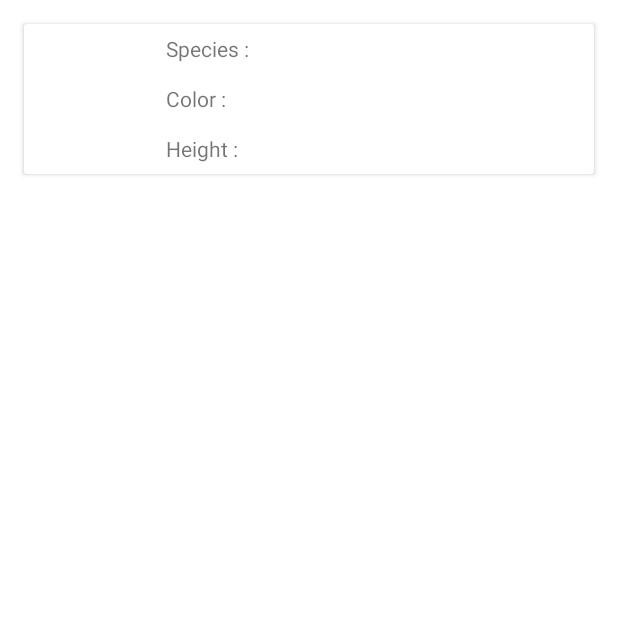
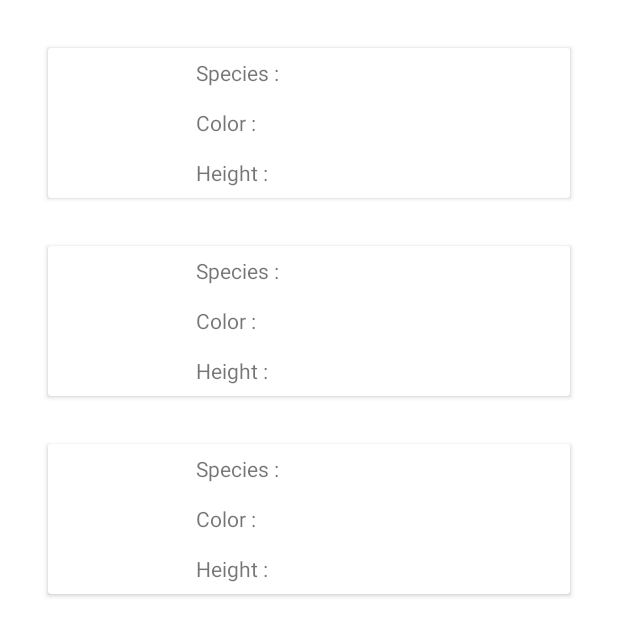
Before and after one commit to baranovdev/homeworkTMS, an Android app: the layout fragment_snowdrop.xml on its own in the app's theme, with its tools: preview values and no code run, on a phone screen of 412 x 824 dp. Shown: the top 636 px of the screen. Run offline under Robolectric (Android 15) with nearby library versions, the phone set to English and light mode, and no system bars.

Commit message:
Finish homework

```diff
--- a/app/src/main/java/by/baranovdev/homework/HW4/Snowdrop.kt
+++ b/app/src/main/java/by/baranovdev/homework/HW4/Snowdrop.kt
@@ -1,4 +1,4 @@
 package by.baranovdev.homework.HW4
 
 
-data class Snowdrop(val species: String, val color: String, val height:Double, val imageURL: String)
+data class Snowdrop(val species: String, val color: String, val imageURL: String, val height:Double)
--- a/app/src/main/java/by/baranovdev/homework/HW4/SnowdropAddFragment.kt
+++ b/app/src/main/java/by/baranovdev/homework/HW4/SnowdropAddFragment.kt
@@ -10,6 +10,7 @@ import androidx.fragment.app.Fragment
 import androidx.lifecycle.ViewModelProvider
 import by.baranovdev.homework.R
 import com.google.android.material.slider.Slider
+import com.google.android.material.snackbar.Snackbar
 import com.google.android.material.textfield.TextInputEditText
 import com.google.android.material.textfield.TextInputLayout
 import kotlinx.android.synthetic.*
@@ -40,6 +41,7 @@ class SnowdropAddFragment : Fragment(){
                 url.text.toString(),
                 height.value.toString().toDouble()
             )
+            Snackbar.make(view, "Your snowdrop is added", Snackbar.LENGTH_SHORT)
         }
 
     }
--- a/app/src/main/java/by/baranovdev/homework/HW4/SnowdropCatalogFragment.kt
+++ b/app/src/main/java/by/baranovdev/homework/HW4/SnowdropCatalogFragment.kt
@@ -21,7 +21,7 @@ class SnowdropCatalogFragment : Fragment() {
         container: ViewGroup?,
         savedInstanceState: Bundle?
     ): View? {
-        return inflater.inflate(R.layout.fragment_snowdrop_catalog, container, false)
+        return inflater.inflate(R.layout.fragment_snowdrop, container, false)
     }
 
     override fun onViewCreated(view: View, savedInstanceState: Bundle?) {
--- a/app/src/main/java/by/baranovdev/homework/HW4/SnowdropViewModel.kt
+++ b/app/src/main/java/by/baranovdev/homework/HW4/SnowdropViewModel.kt
@@ -6,8 +6,8 @@ class SnowdropViewModel : ViewModel() {
 
     private val snowdropList = ArrayList<Snowdrop>()
 
-    fun addSnowdrop(species: String, color: String, url: String, height: Double, ) {
-        snowdropList.add(Snowdrop(species, color, height, url))
+    fun addSnowdrop(species: String, color: String, url: String, height: Double ) {
+        snowdropList.add(Snowdrop(species, color, url, height))
     }
 
     fun getSnowdrops(): List<Snowdrop> {
--- a/app/src/main/java/by/baranovdev/homework/HW4/recycler/SnowdropAdapter.kt
+++ b/app/src/main/java/by/baranovdev/homework/HW4/recycler/SnowdropAdapter.kt
@@ -21,12 +21,12 @@ class SnowdropAdapter(val snowdrops:List<Snowdrop>) : RecyclerView.Adapter<Snowd
             Picasso.get().load(snowdrop.imageURL).into(itemView.findViewById<ImageView>(R.id.card_image))
             itemView.findViewById<TextView>(R.id.card_species).text = snowdrop.species
             itemView.findViewById<TextView>(R.id.card_color).text = snowdrop.color
-            itemView.findViewById<TextView>(R.id.card_height).text = snowdrop.height.toString()
+            itemView.findViewById<TextView>(R.id.card_height).text = snowdrop.height.toInt().toString()
         }
     }
 
     override fun onCreateViewHolder(parent: ViewGroup, viewType: Int): SnowdropViewHolder {
-        val view = LayoutInflater.from(parent.context).inflate(R.layout.fragment_snowdrop_catalog, parent, false)
+        val view = LayoutInflater.from(parent.context).inflate(R.layout.item_snowdrop, parent, false)
         return SnowdropViewHolder(view)
     }
 
--- a/app/src/main/res/layout/activity_snowdrop.xml
+++ b/app/src/main/res/layout/activity_snowdrop.xml
@@ -3,6 +3,7 @@
     xmlns:app="http://schemas.android.com/apk/res-auto"
     xmlns:tools="http://schemas.android.com/tools"
     android:layout_width="match_parent"
+    android:background="@drawable/background_snowdrop"
     android:layout_height="match_parent"
     tools:context=".HW4.SnowdropActivity">
 
@@ -16,7 +17,6 @@
 
     <Button
         android:id="@+id/button_to_add_fragment"
-        style="?attr/materialButtonOutlinedStyle"
         android:layout_width="0dp"
         android:layout_height="wrap_content"
         android:text="@string/add"
@@ -26,10 +26,9 @@
         app:layout_constraintStart_toEndOf="@+id/button_to_show_fragment" />
     <Button
         android:id="@+id/button_to_show_fragment"
-        style="?attr/materialButtonOutlinedStyle"
         android:layout_width="0dp"
         android:layout_height="wrap_content"
-        android:text="@string/add_snowdrop"
+        android:text="@string/collection"
         app:layout_constraintBottom_toBottomOf="parent"
         app:layout_constraintStart_toStartOf="parent"
         android:layout_margin="16dp"
--- a/app/src/main/res/layout/fragment_snowdrop.xml
+++ b/app/src/main/res/layout/fragment_snowdrop.xml
@@ -1,61 +1,18 @@
 <?xml version="1.0" encoding="utf-8"?>
-<androidx.cardview.widget.CardView xmlns:android="http://schemas.android.com/apk/res/android"
+<androidx.constraintlayout.widget.ConstraintLayout xmlns:android="http://schemas.android.com/apk/res/android"
     xmlns:app="http://schemas.android.com/apk/res-auto"
     xmlns:tools="http://schemas.android.com/tools"
+    android:id="@+id/main"
     android:layout_width="match_parent"
-    android:layout_height="100dp"
-    android:layout_margin="16dp"
-    android:elevation="16dp">
+    android:layout_height="match_parent">
 
-    <androidx.constraintlayout.widget.ConstraintLayout
+    <androidx.recyclerview.widget.RecyclerView
+        android:id="@+id/recycler"
         android:layout_width="match_parent"
-        android:layout_height="match_parent">
-
-        <LinearLayout
-            android:layout_width="match_parent"
-            android:layout_height="match_parent"
-            android:orientation="horizontal">
-
-            <ImageView
-                android:id="@+id/card_image"
-                android:layout_width="0dp"
-                android:layout_height="match_parent"
-                android:layout_weight="1" />
-
-            <LinearLayout
-                android:layout_width="0dp"
-                android:layout_height="match_parent"
-                android:layout_weight="3"
-                android:orientation="vertical">
-
-                <TextView
-                    android:id="@+id/card_species"
-                    android:layout_width="match_parent"
-                    android:layout_height="0dp"
-                    android:layout_weight="1"
-                    android:gravity="center_vertical"
-                    android:text="@string/species_text" />
-
-                <TextView
-                    android:id="@+id/card_color"
-                    android:layout_width="match_parent"
-                    android:layout_height="0dp"
-                    android:layout_weight="1"
-                    android:gravity="center_vertical"
-                    android:text="@string/color_text" />
-
-                <TextView
-                    android:id="@+id/card_height"
-                    android:layout_width="match_parent"
-                    android:layout_height="0dp"
-                    android:layout_weight="1"
-                    android:gravity="center_vertical"
-                    android:text="@string/height_text" />
-            </LinearLayout>
-
-        </LinearLayout>
+        android:layout_height="match_parent"
+        android:layout_margin="16dp"
+        app:layoutManager="androidx.recyclerview.widget.LinearLayoutManager"
+        tools:listitem="@layout/item_snowdrop" />
 
 
-    </androidx.constraintlayout.widget.ConstraintLayout>
-
-</androidx.cardview.widget.CardView>
+</androidx.constraintlayout.widget.ConstraintLayout>
--- /dev/null
+++ b/app/src/main/res/layout/item_snowdrop.xml
@@ -0,0 +1,62 @@
+<?xml version="1.0" encoding="utf-8"?>
+<androidx.cardview.widget.CardView xmlns:android="http://schemas.android.com/apk/res/android"
+    xmlns:app="http://schemas.android.com/apk/res-auto"
+    xmlns:tools="http://schemas.android.com/tools"
+    android:layout_width="match_parent"
+    android:layout_height="100dp"
+    android:layout_margin="16dp"
+    android:elevation="16dp">
+
+    <androidx.constraintlayout.widget.ConstraintLayout
+        android:layout_width="match_parent"
+        android:layout_height="match_parent">
+
+        <LinearLayout
+            android:layout_width="match_parent"
+            android:layout_height="match_parent"
+            android:orientation="horizontal">
+
+            <ImageView
+                android:id="@+id/card_image"
+                android:layout_width="0dp"
+                android:layout_height="match_parent"
+                android:layout_weight="1" />
+
+            <LinearLayout
+                android:layout_width="0dp"
+                android:layout_height="match_parent"
+                android:layout_weight="3"
+                android:layout_marginLeft="@dimen/double_margin"
+                android:orientation="vertical">
+
+                <TextView
+                    android:id="@+id/card_species"
+                    android:layout_width="match_parent"
+                    android:layout_height="0dp"
+                    android:layout_weight="1"
+                    android:gravity="center_vertical"
+                    android:text="@string/species_text" />
+
+                <TextView
+                    android:id="@+id/card_color"
+                    android:layout_width="match_parent"
+                    android:layout_height="0dp"
+                    android:layout_weight="1"
+                    android:gravity="center_vertical"
+                    android:text="@string/color_text" />
+
+                <TextView
+                    android:id="@+id/card_height"
+                    android:layout_width="match_parent"
+                    android:layout_height="0dp"
+                    android:layout_weight="1"
+                    android:gravity="center_vertical"
+                    android:text="@string/height_text" />
+            </LinearLayout>
+
+        </LinearLayout>
+
+
+    </androidx.constraintlayout.widget.ConstraintLayout>
+
+</androidx.cardview.widget.CardView>
--- a/app/src/main/res/values/strings.xml
+++ b/app/src/main/res/values/strings.xml
@@ -33,4 +33,5 @@
     <string name="height_text">Height :</string>
     <string name="add">add</string>
     <string name="homework_4">homework 4</string>
+    <string name="collection">Collection</string>
 </resources>
```
Also changed, not shown: app/src/main/res/drawable/background_snowdrop.jpg (added).
